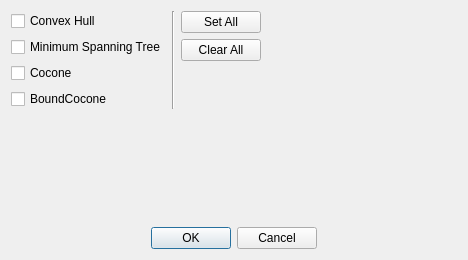
The window that src/gui/dialogs/object_selection.ui (cppd/math) describes before a commit, drawn with Qt 5.
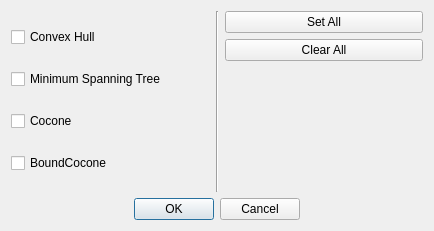
The same window after the commit.

Diff of the .ui file:
```diff
--- a/src/gui/dialogs/object_selection.ui
+++ b/src/gui/dialogs/object_selection.ui
@@ -6,8 +6,8 @@
    <rect>
     <x>0</x>
     <y>0</y>
-    <width>468</width>
-    <height>260</height>
+    <width>434</width>
+    <height>231</height>
    </rect>
   </property>
   <property name="windowTitle">
@@ -19,10 +19,6 @@
      <item>
       <layout class="QVBoxLayout" name="verticalLayout_3">
        <item>
-        <layout class="QHBoxLayout" name="horizontalLayout">
-         <item>
-          <layout class="QVBoxLayout" name="verticalLayout">
-           <item>
             <widget class="QCheckBox" name="checkBox_convex_hull">
              <property name="text">
               <string>Convex Hull</string>
@@ -53,28 +49,11 @@
           </layout>
          </item>
          <item>
-          <widget class="Line" name="line_3">
+      <widget class="Line" name="line">
            <property name="orientation">
             <enum>Qt::Vertical</enum>
            </property>
           </widget>
-         </item>
-        </layout>
-       </item>
-       <item>
-        <spacer name="verticalSpacer">
-         <property name="orientation">
-          <enum>Qt::Vertical</enum>
-         </property>
-         <property name="sizeHint" stdset="0">
-          <size>
-           <width>20</width>
-           <height>40</height>
-          </size>
-         </property>
-        </spacer>
-       </item>
-      </layout>
      </item>
      <item>
       <layout class="QVBoxLayout" name="verticalLayout_2">
@@ -107,34 +86,8 @@
        </item>
       </layout>
      </item>
-     <item>
-      <spacer name="horizontalSpacer">
-       <property name="orientation">
-        <enum>Qt::Horizontal</enum>
-       </property>
-       <property name="sizeHint" stdset="0">
-        <size>
-         <width>40</width>
-         <height>20</height>
-        </size>
-       </property>
-      </spacer>
-     </item>
     </layout>
    </item>
-   <item>
-    <spacer name="verticalSpacer_3">
-     <property name="orientation">
-      <enum>Qt::Vertical</enum>
-     </property>
-     <property name="sizeHint" stdset="0">
-      <size>
-       <width>20</width>
-       <height>40</height>
-      </size>
-     </property>
-    </spacer>
-   </item>
    <item>
     <widget class="QDialogButtonBox" name="buttonBox">
      <property name="standardButtons">
```
Lines whose indentation alone changed are shown as unchanged.
